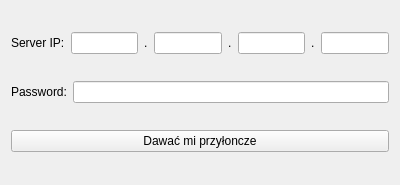
Qt form ssh_connect_window.ui (kubekpop/slm) before a commit.
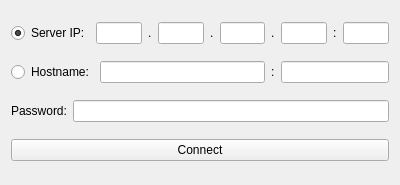
The same form after that commit. Icons and pictures are not drawn.

Diff of the .ui file:
```diff
--- a/ssh_connect_window.ui
+++ b/ssh_connect_window.ui
@@ -17,10 +17,13 @@
    <item>
     <layout class="QHBoxLayout" name="horizontalLayout">
      <item>
-      <widget class="QLabel" name="IP_label">
+      <widget class="QRadioButton" name="server_ip_radio">
        <property name="text">
         <string>Server IP:</string>
        </property>
+       <property name="checked">
+        <bool>true</bool>
+       </property>
       </widget>
      </item>
      <item>
@@ -99,6 +102,60 @@
        </property>
       </widget>
      </item>
+     <item>
+      <widget class="QLabel" name="label">
+       <property name="text">
+        <string>:</string>
+       </property>
+      </widget>
+     </item>
+     <item>
+      <widget class="QLineEdit" name="port">
+       <property name="inputMethodHints">
+        <set>Qt::ImhDigitsOnly</set>
+       </property>
+       <property name="inputMask">
+        <string>99999</string>
+       </property>
+       <property name="maxLength">
+        <number>5</number>
+       </property>
+      </widget>
+     </item>
+    </layout>
+   </item>
+   <item>
+    <layout class="QHBoxLayout" name="horizontalLayout_3">
+     <item>
+      <widget class="QRadioButton" name="hostname_radio">
+       <property name="text">
+        <string>Hostname:</string>
+       </property>
+      </widget>
+     </item>
+     <item>
+      <widget class="QLineEdit" name="hostname"/>
+     </item>
+     <item>
+      <widget class="QLabel" name="label_3">
+       <property name="text">
+        <string>:</string>
+       </property>
+      </widget>
+     </item>
+     <item>
+      <widget class="QLineEdit" name="hostame_port">
+       <property name="sizePolicy">
+        <sizepolicy hsizetype="Minimum" vsizetype="Fixed">
+         <horstretch>0</horstretch>
+         <verstretch>0</verstretch>
+        </sizepolicy>
+       </property>
+       <property name="inputMask">
+        <string>99999</string>
+       </property>
+      </widget>
+     </item>
     </layout>
    </item>
    <item>
@@ -125,7 +182,7 @@
    <item>
     <widget class="QPushButton" name="connect">
      <property name="text">
-      <string>Dawać mi przyłoncze</string>
+      <string>Connect</string>
      </property>
     </widget>
    </item>
```
Left out of the diff: 8 changed lines with no effect on the pictures.
